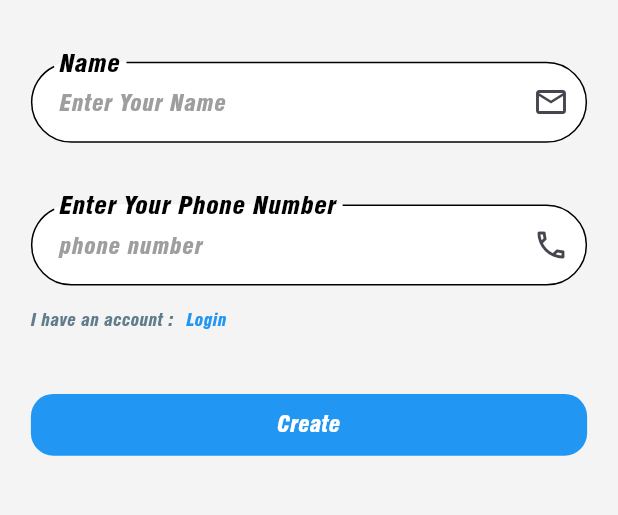
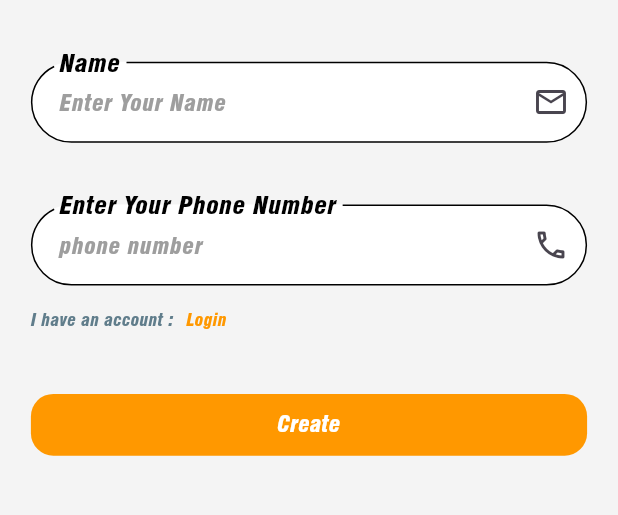
Before and after one commit to ZaherWarrar/shbeekLbeek, a Flutter app: the RegisterView screen opened by its route, on a phone screen of 412 x 824 dp, the part 393-908 px from its top. Run offline on Flutter 3.47's test engine with Material 3 defaults, Android fonts, the phone set to English and light mode, and no system bars; our stand-ins replace dartz, get, lottie, percent_indicator, pinput, shared_preferences; accounts and stored records are empty; network calls fail.

Commit message:
edit color

```diff
--- a/lib/core/constant/app_color.dart
+++ b/lib/core/constant/app_color.dart
@@ -3,7 +3,7 @@ import 'package:flutter/material.dart';
 class AppColor {
   Color backgroundColor = const Color.fromARGB(255, 244, 244, 244);
   Color backgroundColorCard = Colors.white;
-  Color primaryColor = Colors.blue;
+  Color primaryColor = Colors.orange;
   Color titleColor = Colors.black;
   Color textButomColor = Colors.white;
   Color descriptionColor = Colors.blueGrey;
```
